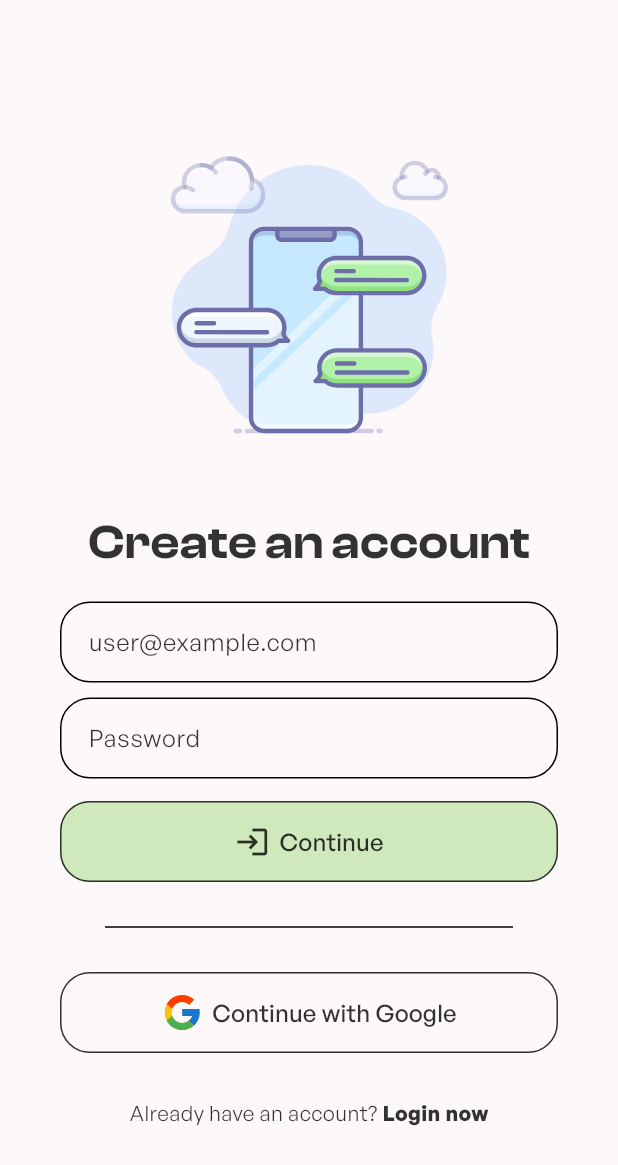
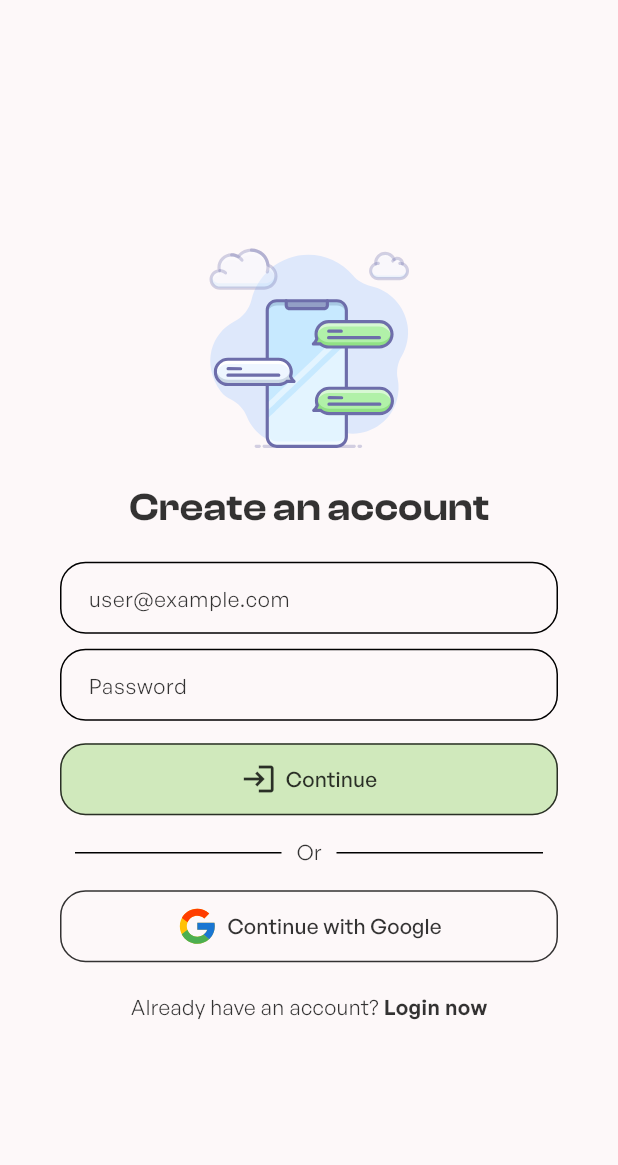
Before and after one commit to umarfarooq6519/firebase_chat_app, a Flutter app: the screen it shows after launch, after a tap on "Sign Up", on a phone screen of 412 x 824 dp. Shown: the top 1165 px of the screen. Run offline on Flutter 3.47's test engine with Material 3 defaults, Android fonts, the phone set to English and light mode, and no system bars; our stand-ins replace cloud_firestore, firebase_auth, firebase_core, flutter_dotenv, flutter_svg, google_sign_in and 1 more; accounts and stored records are empty.

Commit message:
minor UI changes

```diff
--- a/lib/auth.stream.dart
+++ b/lib/auth.stream.dart
@@ -1,5 +1,5 @@
+import 'package:flutter/material.dart';
 import 'package:chat_app/pages/signup_page.dart';
-import 'package:flutter/material.dart';
 import 'package:chat_app/pages/home_page.dart';
 import 'package:chat_app/pages/login_page.dart';
 import 'package:firebase_auth/firebase_auth.dart';
--- a/lib/pages/chat_page.dart
+++ b/lib/pages/chat_page.dart
@@ -50,6 +50,7 @@ class ChatPage extends StatelessWidget {
                 child: _getMessageList(),
               ),
               _inputMsgField(context),
+              SizedBox(height: 5),
             ],
           ),
         ),
--- a/lib/pages/home_page.dart
+++ b/lib/pages/home_page.dart
@@ -27,11 +27,17 @@ class _HomePageState extends State<HomePage> {
     userAvatar = _auth.currentUser!.photoURL;
   }
 
+  void handleSignOut(BuildContext context) async {
+    await _auth.signOut().then((_) => Navigator.pop(context));
+  }
+
   @override
   Widget build(BuildContext context) {
     return Scaffold(
       appBar: _appBar(),
-      drawer: CustomDrawer(handleSignOut: _auth.signOut),
+      drawer: CustomDrawer(handleSignOut: () {
+        handleSignOut(context);
+      }),
       body: _displayUsersList(),
     );
   }
--- a/lib/pages/login_page.dart
+++ b/lib/pages/login_page.dart
@@ -53,14 +53,14 @@ class _LoginPageState extends State<LoginPage> {
               children: [
                 Lottie.asset(
                   'assets/animations/chat_app_logo.json',
-                  width: 250,
-                  height: 250,
+                  width: 180,
+                  height: 180,
                 ),
-                SizedBox(height: 20),
+                SizedBox(height: 0),
                 Text(
                   "Welcome Back 👋",
                   style: TextStyle(
-                    fontSize: 32,
+                    fontSize: 26,
                     height: 0,
                     fontFamily: 'Clash Display',
                     fontWeight: FontWeight.w600,
@@ -84,16 +84,30 @@ class _LoginPageState extends State<LoginPage> {
                     text: 'Continue',
                   ),
                 ),
-                Divider(
-                  indent: 30,
-                  endIndent: 30,
-                  height: 60,
+                Row(
+                  children: [
+                    Flexible(
+                      child: Divider(
+                        endIndent: 10,
+                        indent: 10,
+                        height: 50,
+                      ),
+                    ),
+                    Text('Or'),
+                    Flexible(
+                      child: Divider(
+                        indent: 10,
+                        endIndent: 10,
+                        height: 50,
+                      ),
+                    ),
+                  ],
                 ),
                 SizedBox(
                   width: double.infinity,
                   child: GoogleBtn(),
                 ),
-                SizedBox(height: 30),
+                SizedBox(height: 20),
                 Row(
                   mainAxisAlignment: MainAxisAlignment.center,
                   children: [
@@ -103,7 +117,7 @@ class _LoginPageState extends State<LoginPage> {
                       child: Text(
                         'Sign Up',
                         style: TextStyle(
-                          fontWeight: FontWeight.w700,
+                          fontWeight: FontWeight.w600,
                         ),
                       ),
                     ),
--- a/lib/pages/signup_page.dart
+++ b/lib/pages/signup_page.dart
@@ -54,14 +54,13 @@ class _SignupPageState extends State<SignupPage> {
               children: [
                 Lottie.asset(
                   'assets/animations/chat_app_logo.json',
-                  width: 250,
-                  height: 250,
+                  width: 180,
+                  height: 180,
                 ),
-                SizedBox(height: 20),
                 Text(
                   "Create an account",
                   style: TextStyle(
-                    fontSize: 32,
+                    fontSize: 26,
                     fontFamily: 'Clash Display',
                     height: 0,
                     fontWeight: FontWeight.w600,
@@ -85,16 +84,30 @@ class _SignupPageState extends State<SignupPage> {
                     text: 'Continue',
                   ),
                 ),
-                Divider(
-                  indent: 30,
-                  endIndent: 30,
-                  height: 60,
+                Row(
+                  children: [
+                    Flexible(
+                      child: Divider(
+                        endIndent: 10,
+                        indent: 10,
+                        height: 50,
+                      ),
+                    ),
+                    Text('Or'),
+                    Flexible(
+                      child: Divider(
+                        indent: 10,
+                        endIndent: 10,
+                        height: 50,
+                      ),
+                    ),
+                  ],
                 ),
                 SizedBox(
                   width: double.infinity,
                   child: GoogleBtn(),
                 ),
-                SizedBox(height: 30),
+                SizedBox(height: 20),
                 Row(
                   mainAxisAlignment: MainAxisAlignment.center,
                   children: [
@@ -104,7 +117,7 @@ class _SignupPageState extends State<SignupPage> {
                       child: Text(
                         'Login now',
                         style: TextStyle(
-                          fontWeight: FontWeight.w700,
+                          fontWeight: FontWeight.w600,
                         ),
                       ),
                     ),
--- a/lib/widgets/custom_input_field.dart
+++ b/lib/widgets/custom_input_field.dart
@@ -18,9 +18,12 @@ class CustomInputField extends StatelessWidget {
       obscureText: obscureText,
       decoration: InputDecoration(
         hintText: hintText,
-        contentPadding: EdgeInsets.symmetric(horizontal: 15, vertical: 15),
+        hintStyle: TextStyle(
+          fontSize: 14,
+        ),
+        contentPadding: EdgeInsets.symmetric(horizontal: 15, vertical: 12),
         border: OutlineInputBorder(
-          borderRadius: BorderRadius.circular(20),
+          borderRadius: BorderRadius.circular(17),
           borderSide: BorderSide(
             color: Theme.of(context).colorScheme.onSurface,
             width: 1,
--- a/lib/widgets/google_btn.dart
+++ b/lib/widgets/google_btn.dart
@@ -12,7 +12,7 @@ class GoogleBtn extends StatelessWidget {
     return OutlinedButton(
       style: ButtonStyle(
         padding: WidgetStatePropertyAll(
-          EdgeInsets.symmetric(vertical: 13),
+          EdgeInsets.symmetric(vertical: 10),
         ),
         side: WidgetStatePropertyAll(
           BorderSide(
@@ -22,7 +22,7 @@ class GoogleBtn extends StatelessWidget {
         ),
         shape: WidgetStatePropertyAll(
           RoundedRectangleBorder(
-            borderRadius: BorderRadius.circular(20),
+            borderRadius: BorderRadius.circular(17),
           ),
         ),
       ),
@@ -41,7 +41,7 @@ class GoogleBtn extends StatelessWidget {
           Text(
             'Continue with Google',
             style: TextStyle(
-              fontSize: 16,
+              fontSize: 14,
               color: Theme.of(context).colorScheme.onSurface,
             ),
           ),
--- a/lib/widgets/primary_btn.dart
+++ b/lib/widgets/primary_btn.dart
@@ -16,7 +16,7 @@ class PrimaryBtn extends StatelessWidget {
             Theme.of(context).colorScheme.primary,
           ),
           padding: WidgetStatePropertyAll(
-            EdgeInsets.symmetric(vertical: 15),
+            EdgeInsets.symmetric(vertical: 12),
           ),
           side: WidgetStatePropertyAll(
             BorderSide(
@@ -26,7 +26,7 @@ class PrimaryBtn extends StatelessWidget {
           ),
           shape: WidgetStatePropertyAll(
             RoundedRectangleBorder(
-              borderRadius: BorderRadius.circular(20),
+              borderRadius: BorderRadius.circular(17),
             ),
           ),
         ),
@@ -46,7 +46,7 @@ class PrimaryBtn extends StatelessWidget {
             Text(
               text,
               style: TextStyle(
-                fontSize: 16,
+                fontSize: 14,
                 color: Provider.of<ThemeProvider>(context, listen: false)
                         .isDarkMode
                     ? Theme.of(context).colorScheme.surface
```
Also changed, not shown: 1 other file.
